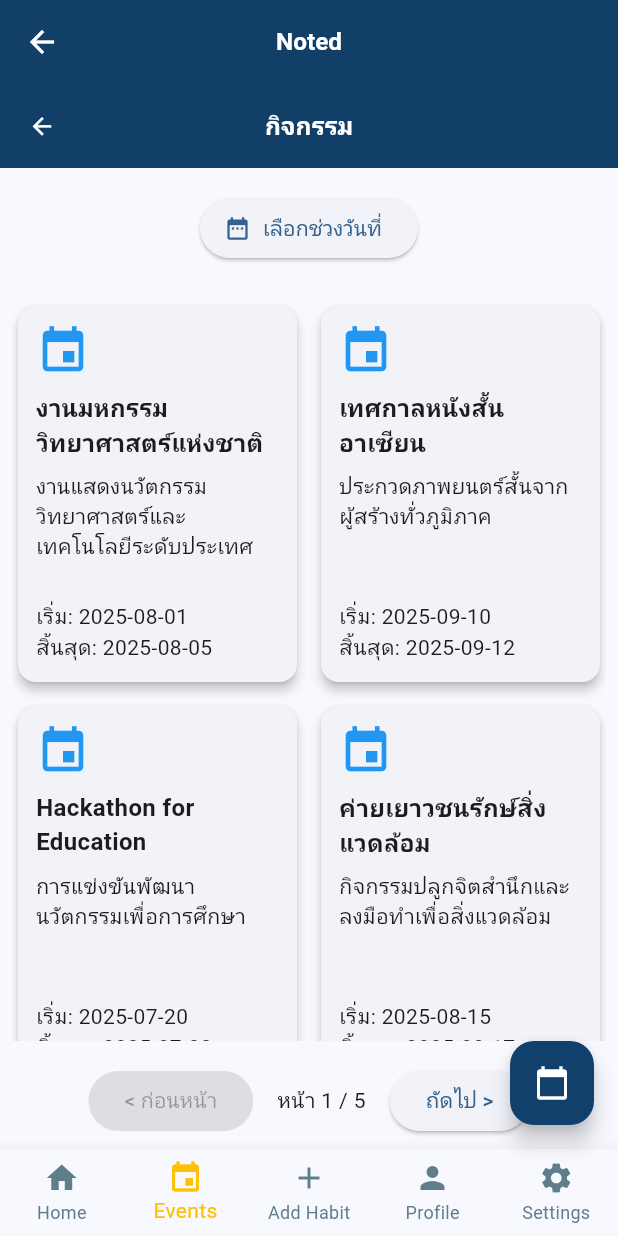
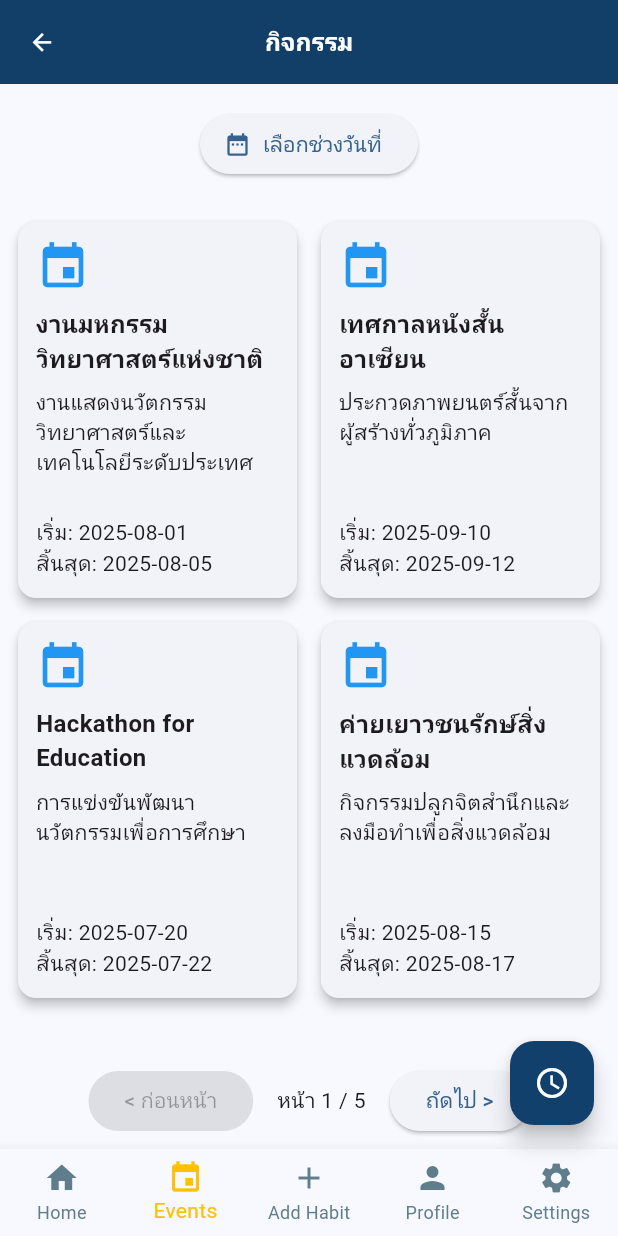
Before and after one commit to krahyor/campus_life_hub01, a Flutter app: the MainHomeScreen screen opened directly, item 2 of the bottom bar chosen, on a phone screen of 412 x 824 dp. Run offline on Flutter 3.47's test engine with Material 3 defaults, Android fonts, the phone set to English and light mode, and no system bars; our stand-ins replace firebase_auth, firebase_core, flutter_screenutil, google_fonts, shared_preferences; accounts and stored records are empty; network calls fail; Roboto replaces fonts that are missing (Prompt).

Commit message:
refactor: Remove Appbar use in main.dart instead

```diff
--- a/lib/ui/screens/main_screen/main_screen.dart
+++ b/lib/ui/screens/main_screen/main_screen.dart
@@ -31,11 +31,6 @@ class _MainHomeScreenState extends State<MainHomeScreen> {
   @override
   Widget build(BuildContext context) {
     return Scaffold(
-      appBar: AppBar(
-        title: const Text('Noted', style: TextStyle(color: Colors.white)),
-        backgroundColor: const Color.fromARGB(255, 17, 63, 103),
-        iconTheme: const IconThemeData(color: Colors.white),
-      ),
       body: widgetOptions.elementAt(_selectedIndex),
       bottomNavigationBar: BottomNavigationBar(
         showSelectedLabels: true,
@@ -64,7 +59,7 @@ class _MainHomeScreenState extends State<MainHomeScreen> {
             MaterialPageRoute(builder: (context) => const ScheduleScreen()),
           );
         },
-        child: const Icon(Icons.calendar_today, color: Colors.white),
+        child: const Icon(Icons.schedule, color: Colors.white),
         tooltip: "เปิดตารางเรียน",
       ),
     );
```
